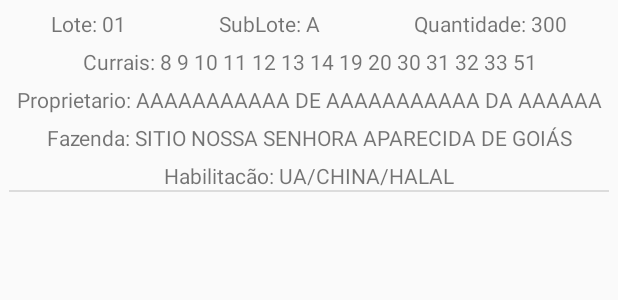
After one commit to cristovanguidocamilo/ApioBM, an Android app: the layout adapter_escala_abate.xml on its own in the app's theme, with its tools: preview values and no code run, on a phone screen of 412 x 824 dp. The commit adds this screen. Shown: the top 300 px of the screen. Run offline under Robolectric (Android 15) with nearby library versions, the phone set to English and light mode, and no system bars.

Commit message:
Incluida nova consulta (Escala de Abate) Cores(branco ainda sem abate, amarelo em abate, verde abatidos)

```diff
--- a/app/src/main/AndroidManifest.xml
+++ b/app/src/main/AndroidManifest.xml
@@ -12,6 +12,8 @@
         android:roundIcon="@mipmap/ic_launcher_round"
         android:supportsRtl="true"
         android:theme="@style/AppTheme">
+        <activity android:name=".activity.EscalaAbateActivity"
+            android:parentActivityName=".activity.MainActivity"></activity>
         <activity
             android:name=".activity.CamarasActivity"
             android:parentActivityName=".activity.MainActivity" />
--- a/app/src/main/java/com/cristovancamilo/apoiobm/adapter/AdapterEstoqueBloqueado.java
+++ b/app/src/main/java/com/cristovancamilo/apoiobm/adapter/AdapterEstoqueBloqueado.java
@@ -57,7 +57,7 @@ public class AdapterEstoqueBloqueado extends RecyclerView.Adapter<AdapterEstoque
             textoAbate = itemView.findViewById(R.id.textViewDataAbate);
             textoHabilitacao = itemView.findViewById(R.id.textViewHabilitacaoCamara);
             textoProduto = itemView.findViewById(R.id.textViewProduto);
-            textoQuantidade = itemView.findViewById(R.id.textViewQuantidade);
+            textoQuantidade = itemView.findViewById(R.id.textViewQuantidadeEscala);
 
         }
     }
--- a/app/src/main/java/com/cristovancamilo/apoiobm/api/ApoioBMService.java
+++ b/app/src/main/java/com/cristovancamilo/apoiobm/api/ApoioBMService.java
@@ -1,6 +1,7 @@
 package com.cristovancamilo.apoiobm.api;
 
 import com.cristovancamilo.apoiobm.model.Camaras;
+import com.cristovancamilo.apoiobm.model.EscalaAbate;
 import com.cristovancamilo.apoiobm.model.EstoqueBloqueado;
 import com.cristovancamilo.apoiobm.model.AcompanhaAbate;
 
@@ -20,4 +21,7 @@ public interface ApoioBMService {
     @GET("/datasnap/rest/TSM_BM/Acompanha")
     Call<List<AcompanhaAbate>> recuperarAcompanhaAbate();
 
+    @GET("/datasnap/rest/TSM_BM/EscalaAbate")
+    Call<List<EscalaAbate>> recuperarEscalaAbate();
+
 }
--- a/app/src/main/res/layout/adapter_camaras.xml
+++ b/app/src/main/res/layout/adapter_camaras.xml
@@ -1,5 +1,6 @@
 <?xml version="1.0" encoding="utf-8"?>
-<LinearLayout xmlns:android="http://schemas.android.com/apk/res/android"
+<LinearLayout
+    xmlns:android="http://schemas.android.com/apk/res/android"
     android:id="@+id/linearLayoutFundoCamaras"
     android:layout_width="match_parent"
     android:layout_height="wrap_content"
--- /dev/null
+++ b/app/src/main/res/layout/adapter_escala_abate.xml
@@ -0,0 +1,83 @@
+<?xml version="1.0" encoding="utf-8"?>
+<LinearLayout xmlns:android="http://schemas.android.com/apk/res/android"
+    android:id="@+id/linearLayoutFundoEscalaAbate"
+    android:layout_width="match_parent"
+    android:layout_height="wrap_content"
+    android:gravity="center"
+    android:orientation="vertical"
+    android:padding="6dp">
+
+    <LinearLayout
+        android:layout_width="match_parent"
+        android:layout_height="wrap_content"
+        android:orientation="horizontal">
+
+        <TextView
+            android:id="@+id/textViewLote"
+            android:layout_width="wrap_content"
+            android:layout_height="wrap_content"
+            android:layout_marginRight="6dp"
+            android:layout_weight="1"
+            android:gravity="center"
+            android:text="Lote: 01" />
+
+        <TextView
+            android:id="@+id/textViewSubLote"
+            android:layout_width="wrap_content"
+            android:layout_height="wrap_content"
+            android:layout_marginRight="6dp"
+            android:layout_weight="1"
+            android:gravity="center"
+            android:text="SubLote: A" />
+
+        <TextView
+            android:id="@+id/textViewQuantidadeEscala"
+            android:layout_width="wrap_content"
+            android:layout_height="wrap_content"
+            android:layout_weight="1"
+            android:gravity="center"
+            android:text="Quantidade: 300" />
+
+    </LinearLayout>
+
+    <LinearLayout
+        android:layout_width="match_parent"
+        android:layout_height="wrap_content"
+        android:layout_marginTop="6dp"
+        android:layout_weight="1"
+        android:orientation="vertical">
+
+        <TextView
+            android:id="@+id/textViewCurrais"
+            android:layout_width="match_parent"
+            android:layout_height="wrap_content"
+            android:gravity="center"
+            android:text="Currais: 8 9 10 11 12 13 14 19 20 30 31 32 33 51" />
+
+        <TextView
+            android:id="@+id/textViewProprietario"
+            android:layout_width="match_parent"
+            android:layout_height="wrap_content"
+            android:layout_marginTop="6dp"
+            android:gravity="center"
+            android:text="Proprietario: AAAAAAAAAAA DE AAAAAAAAAAA DA AAAAAA" />
+
+        <TextView
+            android:id="@+id/textViewFazenda"
+            android:layout_width="match_parent"
+            android:layout_height="wrap_content"
+            android:layout_marginTop="6dp"
+            android:gravity="center"
+            android:text="Fazenda: SITIO NOSSA SENHORA APARECIDA DE GOIÁS" />
+
+        <TextView
+            android:id="@+id/textViewHabilitacaoEscala"
+            android:layout_width="match_parent"
+            android:layout_height="wrap_content"
+            android:layout_marginTop="6dp"
+            android:gravity="center"
+            android:text="Habilitacão: UA/CHINA/HALAL" />
+    </LinearLayout>
+
+    <include layout="@layout/divisor_lista" />
+</LinearLayout>
--- a/app/src/main/res/layout/adapter_estoque_bloqueado.xml
+++ b/app/src/main/res/layout/adapter_estoque_bloqueado.xml
@@ -54,7 +54,7 @@
             android:textSize="17sp" />
 
         <TextView
-            android:id="@+id/textViewQuantidade"
+            android:id="@+id/textViewQuantidadeEscala"
             android:layout_width="wrap_content"
             android:layout_height="wrap_content"
             android:layout_margin="6dp"
--- a/app/src/main/res/values/colors.xml
+++ b/app/src/main/res/values/colors.xml
@@ -5,4 +5,7 @@
     <color name="colorAccent">#03DAC5</color>
     <color name="cinza_transparente">#61E0E0E0</color>
     <color name="verde_camara_fechada">#2500FF21</color>
+    <color name="vermelho_texto_offline">#FF1100</color>
+    <color name="verde_texto_online">#01B32D</color>
+    <color name="cor_amarelo_fundo_lote_em_abate">#45FFF300</color>
 </resources>
```
Also changed, not shown: app/src/main/java/com/cristovancamilo/apoiobm/activity/EscalaAbateActivity.java (added, +97 -0 lines), app/src/main/java/com/cristovancamilo/apoiobm/activity/MainActivity.java (+13 -0 lines), app/src/main/java/com/cristovancamilo/apoiobm/adapter/AdapterEscalaAbate.java (added, +80 -0 lines), app/src/main/java/com/cristovancamilo/apoiobm/model/EscalaAbate.java (added, +80 -0 lines), app/src/main/res/layout/activity_escala_abate.xml (added, +17 -0 lines), app/src/main/res/layout/activity_main.xml (+7 -0 lines).
